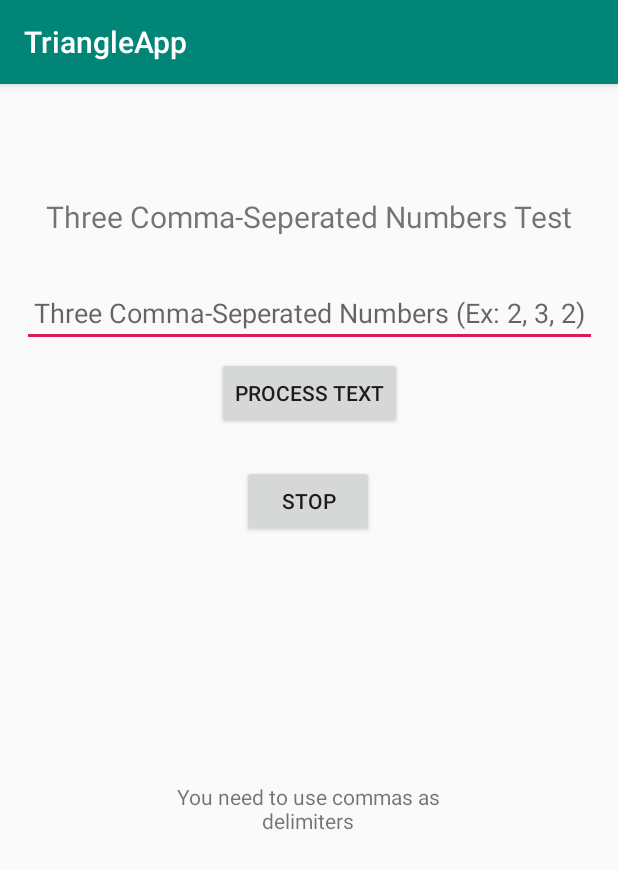
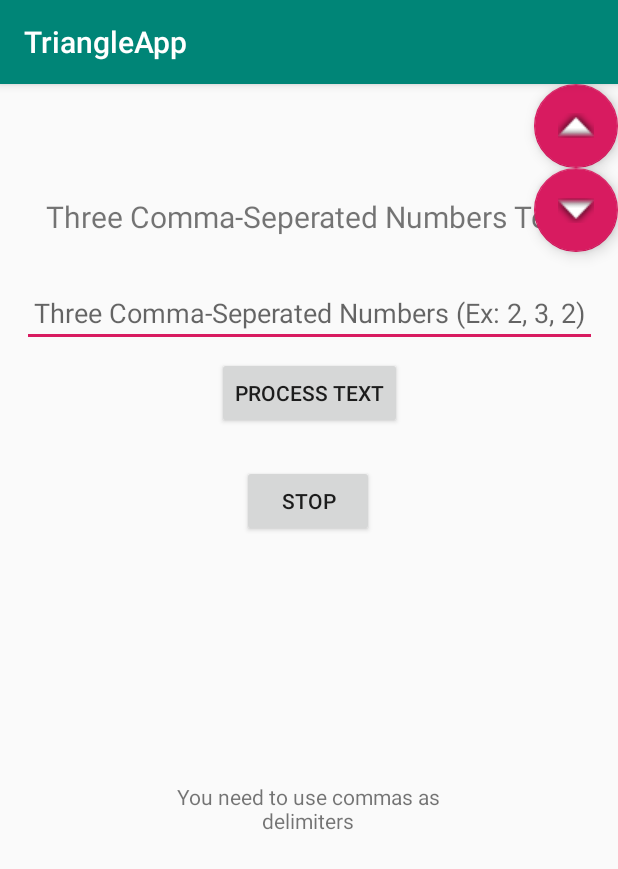
Before and after one commit to CPSC-544-50/HW1-Triangle-App, an Android app: the screen it shows after launch (MainActivity), after a tap on "PROCESS TEXT", on a phone screen of 412 x 824 dp. Shown: the top 869 px of the screen. Run offline under Robolectric (Android 15) with nearby library versions, the light colour scheme and no system bars; 2 other taps on this screen came first.

Commit message:
Input history selection error fix

```diff
--- a/TriangleApp/app/build.gradle
+++ b/TriangleApp/app/build.gradle
@@ -23,6 +23,7 @@ dependencies {
     implementation fileTree(dir: 'libs', include: ['*.jar'])
     implementation 'androidx.appcompat:appcompat:1.0.2'
     implementation 'androidx.constraintlayout:constraintlayout:1.1.3'
+    implementation 'com.android.support:design:28+'
     testImplementation 'junit:junit:4.12'
     androidTestImplementation 'androidx.test:runner:1.1.1'
     androidTestImplementation 'androidx.test.espresso:espresso-core:3.1.1'
--- a/TriangleApp/app/src/main/java/com/example/triangleapp/MainActivity.java
+++ b/TriangleApp/app/src/main/java/com/example/triangleapp/MainActivity.java
@@ -9,7 +9,7 @@ import android.view.View;
 import android.widget.Button;
 import android.widget.EditText;
 import android.widget.TextView;
-
+//import com.google.android.material.floatingactionbutton;
 import java.util.List;
 
 public class MainActivity extends AppCompatActivity {
@@ -98,7 +98,7 @@ public class MainActivity extends AppCompatActivity {
 
         String input= numberInputEditText.getText().toString();
         inputHistory.add(input);
-        inputPointer++;
+        inputPointer=inputHistory.size();
         String[] sideLengths = input.split(",");
 
         if (validateInputs(sideLengths)) {
--- a/TriangleApp/app/src/main/res/layout/activity_main.xml
+++ b/TriangleApp/app/src/main/res/layout/activity_main.xml
@@ -70,4 +70,22 @@
         app:layout_constraintHorizontal_bias="0.497"
         app:layout_constraintStart_toStartOf="parent" />
 
+    <com.google.android.material.floatingactionbutton.FloatingActionButton
+        android:id="@+id/UpButton"
+        android:layout_width="wrap_content"
+        android:layout_height="wrap_content"
+        android:clickable="true"
+        app:layout_constraintEnd_toEndOf="parent"
+        app:srcCompat="@android:drawable/arrow_up_float"
+        tools:layout_editor_absoluteY="177dp" />
+
+    <com.google.android.material.floatingactionbutton.FloatingActionButton
+        android:id="@+id/DownButton"
+        android:layout_width="wrap_content"
+        android:layout_height="wrap_content"
+        android:clickable="true"
+        app:layout_constraintEnd_toEndOf="parent"
+        app:layout_constraintTop_toBottomOf="@+id/UpButton"
+        app:srcCompat="@android:drawable/arrow_down_float" />
+
 </androidx.constraintlayout.widget.ConstraintLayout>
```
